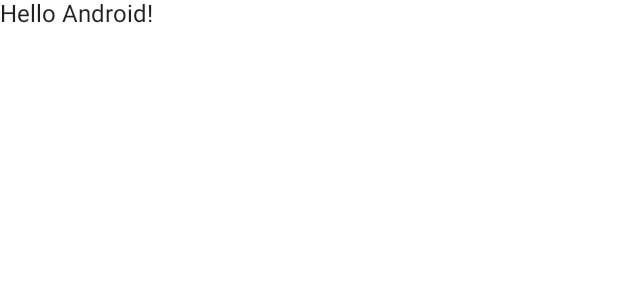
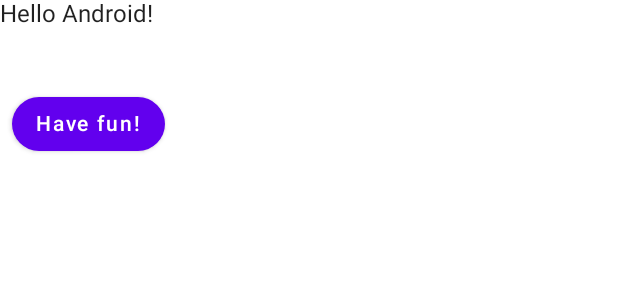
Before and after one commit to ipereziriarte/joke-book, an Android app built with Jetpack Compose: the @Preview function DefaultPreview, on a phone screen of 412 x 824 dp. Shown: the top 300 px of the screen. Run offline under Robolectric (Android 15) with nearby library versions, the phone set to English and light mode, and no system bars.

Commit message:
Create basic home layout

```diff
--- /dev/null
+++ b/app/src/main/java/com/ipereziriarte/jokebook/ui/home/Home.kt
@@ -0,0 +1,39 @@
+package com.ipereziriarte.jokebook.ui.home
+
+import androidx.compose.foundation.layout.Column
+import androidx.compose.foundation.layout.Spacer
+import androidx.compose.foundation.layout.padding
+import androidx.compose.foundation.layout.size
+import androidx.compose.foundation.shape.RoundedCornerShape
+import androidx.compose.material.Button
+import androidx.compose.material.MaterialTheme
+import androidx.compose.material.Surface
+import androidx.compose.material.Text
+import androidx.compose.runtime.Composable
+import androidx.compose.ui.Modifier
+import androidx.compose.ui.tooling.preview.Preview
+import androidx.compose.ui.unit.dp
+import com.ipereziriarte.jokebook.ui.theme.JokeBookTheme
+
+@Composable
+internal fun Home() {
+    Surface(color = MaterialTheme.colors.surface) {
+        Column {
+            Text(text = "Hello Android!")
+            Spacer(modifier = Modifier.size(32.dp))
+            Button(onClick = { /*TODO*/ }, modifier = Modifier.padding(8.dp),
+                   shape = RoundedCornerShape(20.dp)
+            ) {
+                Text(text = "Have fun!")
+            }
+        }
+    }
+}
+
+@Preview(showBackground = true)
+@Composable
+fun DefaultPreview() {
+    JokeBookTheme {
+        Home()
+    }
+}
--- a/app/src/main/java/com/ipereziriarte/jokebook/ui/home/MainActivity.kt
+++ b/app/src/main/java/com/ipereziriarte/jokebook/ui/home/MainActivity.kt
@@ -5,9 +5,6 @@ import androidx.activity.ComponentActivity
 import androidx.activity.compose.setContent
 import androidx.compose.material.MaterialTheme
 import androidx.compose.material.Surface
-import androidx.compose.material.Text
-import androidx.compose.runtime.Composable
-import androidx.compose.ui.tooling.preview.Preview
 import com.ipereziriarte.jokebook.ui.theme.JokeBookTheme
 
 class MainActivity : ComponentActivity() {
@@ -17,22 +14,9 @@ class MainActivity : ComponentActivity() {
             JokeBookTheme {
                 // A surface container using the 'background' color from the theme
                 Surface(color = MaterialTheme.colors.background) {
-                    Greeting("Android")
+                    Home()
                 }
             }
         }
     }
 }
-
-@Composable
-fun Greeting(name: String) {
-    Text(text = "Hello $name!")
-}
-
-@Preview(showBackground = true)
-@Composable
-fun DefaultPreview() {
-    JokeBookTheme {
-        Greeting("Android")
-    }
-}
```
